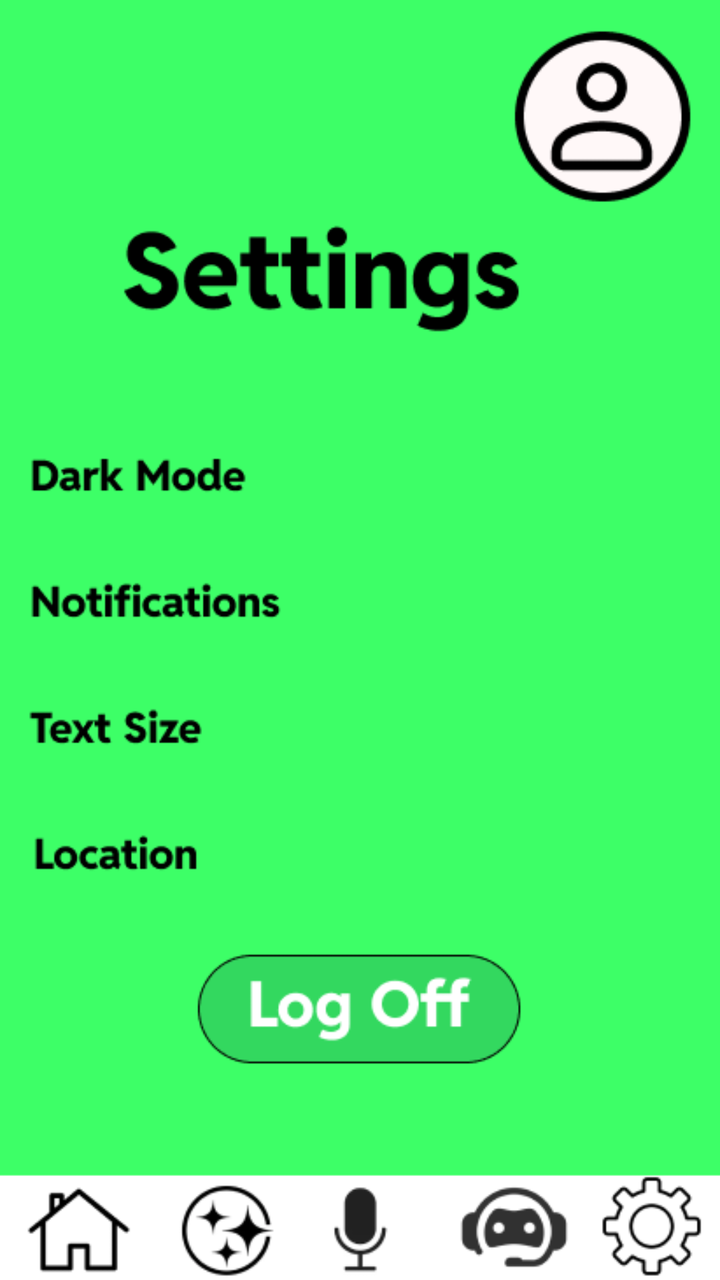
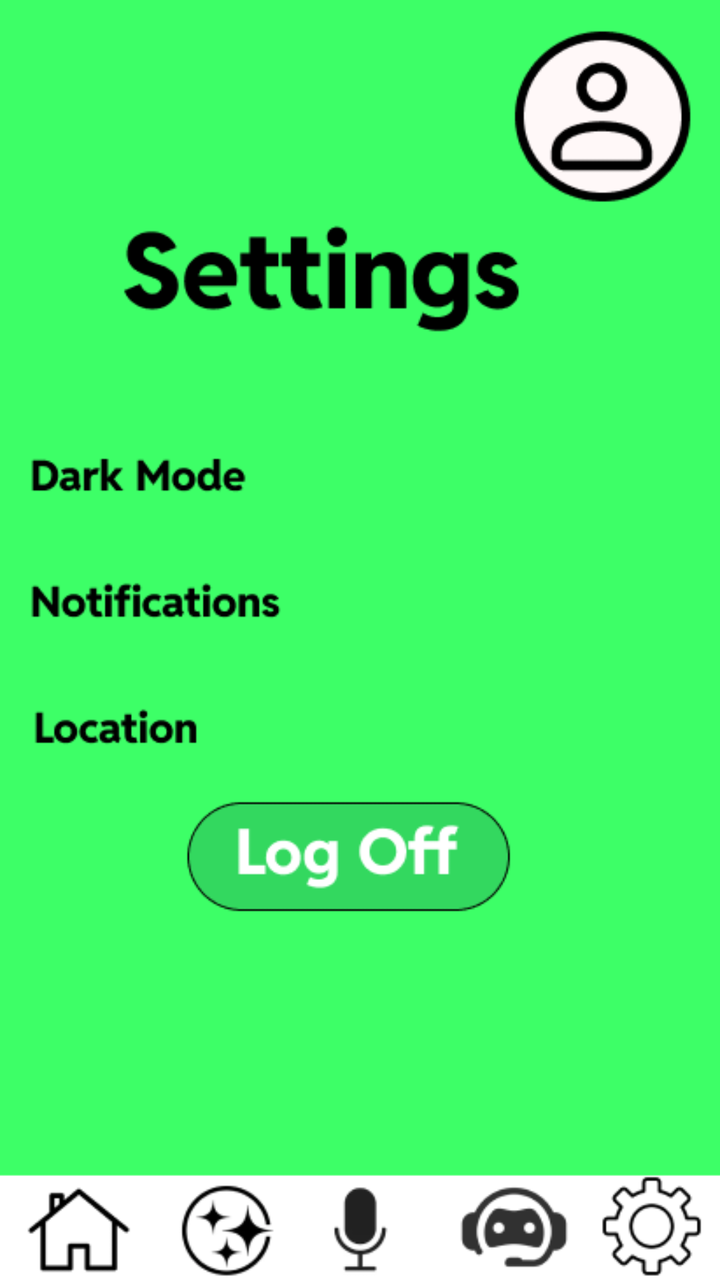

Compare the two renders of this Android layout. The source of the first and the diff that turns it into the second are given below.
<!-- AndroidManifest.xml: application theme Theme.LangFusion -->
<!-- res/layout/settings_screen.xml -->
<?xml version="1.0" encoding="utf-8"?>
<RelativeLayout xmlns:android="http://schemas.android.com/apk/res/android"
    android:layout_width="match_parent"
    android:layout_height="match_parent">

    <ImageView
        android:id="@+id/settings_image"
        android:layout_width="match_parent"
        android:layout_height="match_parent"
        android:scaleType="centerCrop"
        android:src="@drawable/img_8"
        android:contentDescription="@drawable/img_8"
        />

</RelativeLayout>
<!-- resources referenced by this layout -->
<resources>
  <!-- drawable img_8: png bitmap (drawable, 24669 bytes) -->
  <style name="Theme.LangFusion" parent="android:Theme.Material.Light.NoActionBar" />
</resources>

<!-- the commit's change to res/layout/settings_screen.xml (unified diff, before → after) -->
@@ -4,12 +4,12 @@
     android:layout_height="match_parent">
 
     <ImageView
-        android:id="@+id/settings_image"
+        android:id="@+id/home_image"
         android:layout_width="match_parent"
         android:layout_height="match_parent"
         android:scaleType="centerCrop"
-        android:src="@drawable/img_8"
-        android:contentDescription="@drawable/img_8"
+        android:src="@drawable/settings"
+        android:contentDescription="@drawable/settings"
         />
 
 </RelativeLayout>
<!-- resource entries referenced after the edit -->
@@ -1,6 +1,6 @@
 <!-- resources referenced by this layout -->
 <resources>
-  <!-- drawable img_8: png bitmap (drawable, 24669 bytes) -->
+  <!-- drawable settings: png bitmap (drawable, 23641 bytes) -->
   <style name="Theme.LangFusion" parent="android:Theme.Material.Light.NoActionBar" />
 </resources>
 
